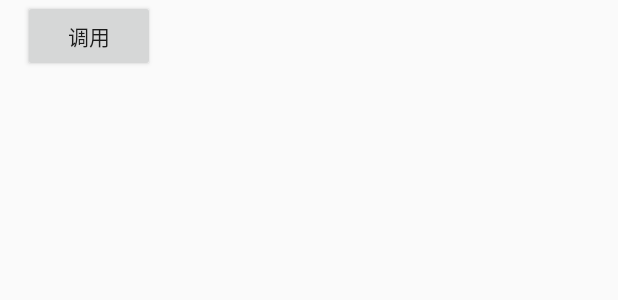
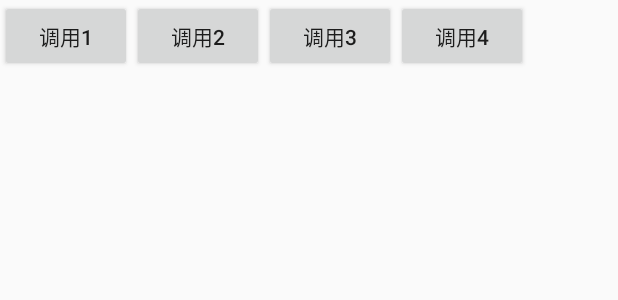
Before and after one commit to darkcgd/Demo, an Android app: the layout activity_retrofit.xml on its own in the app's theme, with its tools: preview values and no code run, on a phone screen of 412 x 824 dp. Shown: the top 300 px of the screen. Run offline under Robolectric (Android 15) with nearby library versions, the phone set to English and light mode, and no system bars.

Commit message:
retrofit+MVP

```diff
--- a/app/src/main/java/com/cgd/BaseActivity.java
+++ b/app/src/main/java/com/cgd/BaseActivity.java
@@ -15,11 +15,13 @@ public abstract class BaseActivity extends Activity{
     @Override
     protected void onCreate(@Nullable Bundle savedInstanceState) {
         super.onCreate(savedInstanceState);
+        createPresenter();
         initLayout();
         initViews();
         initDatas();
         setListeners();
     }
+    protected abstract void createPresenter();
     protected abstract void initLayout();
     protected abstract void initViews();
     protected abstract void initDatas();
--- a/app/src/main/java/com/cgd/callback/IBaseResultCallBack.java
+++ b/app/src/main/java/com/cgd/callback/IBaseResultCallBack.java
@@ -5,6 +5,6 @@ package com.cgd.callback;
  */
 
 public interface IBaseResultCallBack {
-    void onSuccess(String content);
-    void onFailure(String errorMsg);
+    void onSuccess(String url,String content);
+    void onFailure(String url,String errorMsg);
 }
--- a/app/src/main/java/com/cgd/view/IRetrofitView.java
+++ b/app/src/main/java/com/cgd/view/IRetrofitView.java
@@ -5,6 +5,7 @@ package com.cgd.view;
  */
 
 public interface IRetrofitView {
-    void setText(String content);
-    void handlerError(String errorMsg);
+    void setBusData(String content);
+    void setRegionData(String content);
+    void handlerError(String url,String errorMsg);
 }
--- a/app/src/main/res/layout/activity_retrofit.xml
+++ b/app/src/main/res/layout/activity_retrofit.xml
@@ -5,13 +5,44 @@
     android:orientation="vertical"
 
     >
+    <LinearLayout
+        android:layout_width="match_parent"
+        android:layout_height="wrap_content"
+        android:orientation="horizontal"
+        >
     <Button
-        android:id="@+id/bt"
+        android:id="@+id/bt1"
         android:layout_width="wrap_content"
         android:layout_height="wrap_content"
-        android:layout_marginLeft="15dp"
-        android:layout_marginRight="15dp"
-        android:text="调用"
+        android:text="调用1"
+        />
+
+    <Button
+        android:id="@+id/bt2"
+        android:layout_width="wrap_content"
+        android:layout_height="wrap_content"
+        android:text="调用2"
+        />
+    <Button
+        android:id="@+id/bt3"
+        android:layout_width="wrap_content"
+        android:layout_height="wrap_content"
+        android:text="调用3"
+        />
+    <Button
+        android:id="@+id/bt4"
+        android:layout_width="wrap_content"
+        android:layout_height="wrap_content"
+        android:text="调用4"
+        />
+    </LinearLayout>
+
+    <TextView
+        android:id="@+id/tv_content"
+        android:layout_width="wrap_content"
+        android:layout_height="wrap_content"
+        android:layout_gravity="center"
+        android:gravity="center"
         />
 
     <ListView
```
Also changed, not shown: app/src/main/java/com/cgd/activity/RetrofitActivity.java (+76 -22 lines), app/src/main/java/com/cgd/bean/RegionListBean.java (added, +134 -0 lines), app/src/main/java/com/cgd/model/ApiFactory.java (added, +24 -0 lines), app/src/main/java/com/cgd/model/BaseApi.java (added, +22 -0 lines), app/src/main/java/com/cgd/model/BaseModel.java (added, +40 -0 lines), app/src/main/java/com/cgd/model/RetrofitModel.java (deleted, +0 -56 lines), app/src/main/java/com/cgd/model/ServiceApi.java (deleted, +0 -15 lines), app/src/main/java/com/cgd/presenter/BasePresenter.java (added, +9 -0 lines), app/src/main/java/com/cgd/presenter/IBasePresenter.java (deleted, +0 -9 lines), app/src/main/java/com/cgd/presenter/RetrofitPresenter.java (+37 -13 lines), app/src/main/java/com/cgd/util/Constant.java (added, +19 -0 lines).
